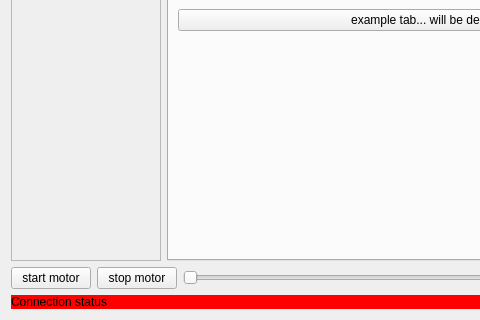
This is homepage.ui in magnocube/POV-Globe as Qt 5 draws it before an edit; both pictures show x 0 to 480 and y 256 to 576 of the 936 by 576 pixel window. The edited form follows.
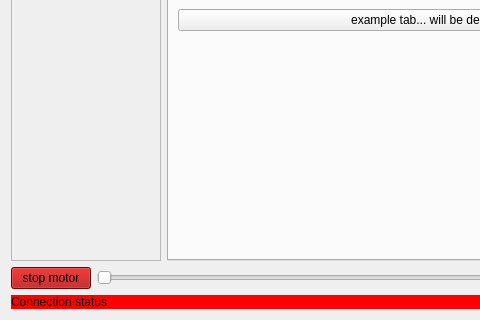
This is the edited form.

```diff
--- a/homepage.ui
+++ b/homepage.ui
@@ -103,15 +103,11 @@
    </item>
    <item>
     <layout class="QHBoxLayout" name="horizontalLayout">
-     <item>
-      <widget class="QPushButton" name="pushButton">
-       <property name="text">
-        <string>start motor</string>
-       </property>
-      </widget>
-     </item>
      <item>
       <widget class="QPushButton" name="StopPushButton">
+       <property name="styleSheet">
+        <string notr="true">background-color: rgb(170, 0, 0);</string>
+       </property>
        <property name="text">
         <string>stop motor</string>
        </property>
```
